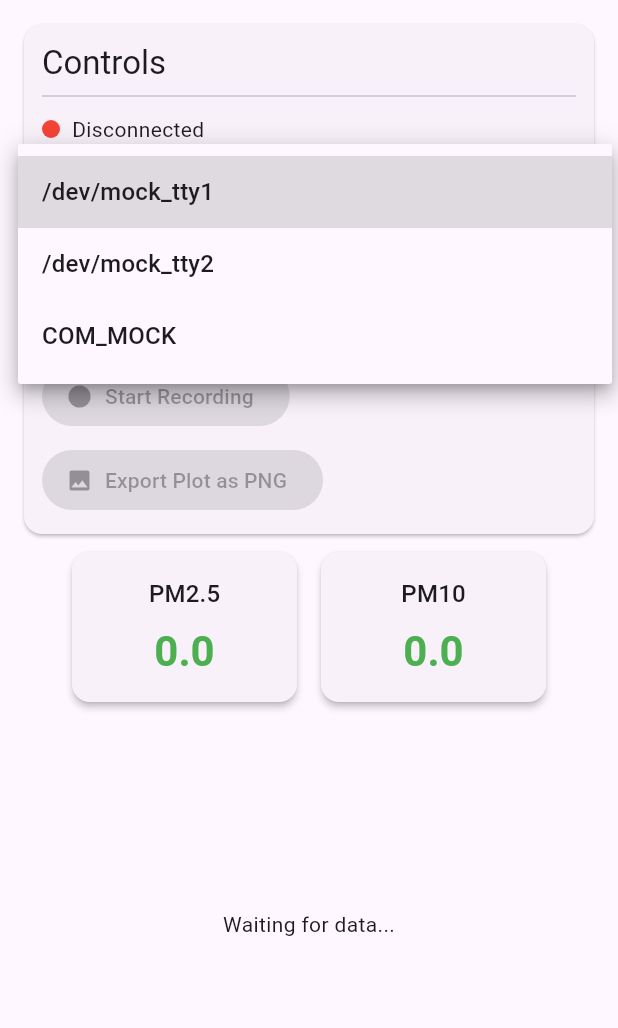
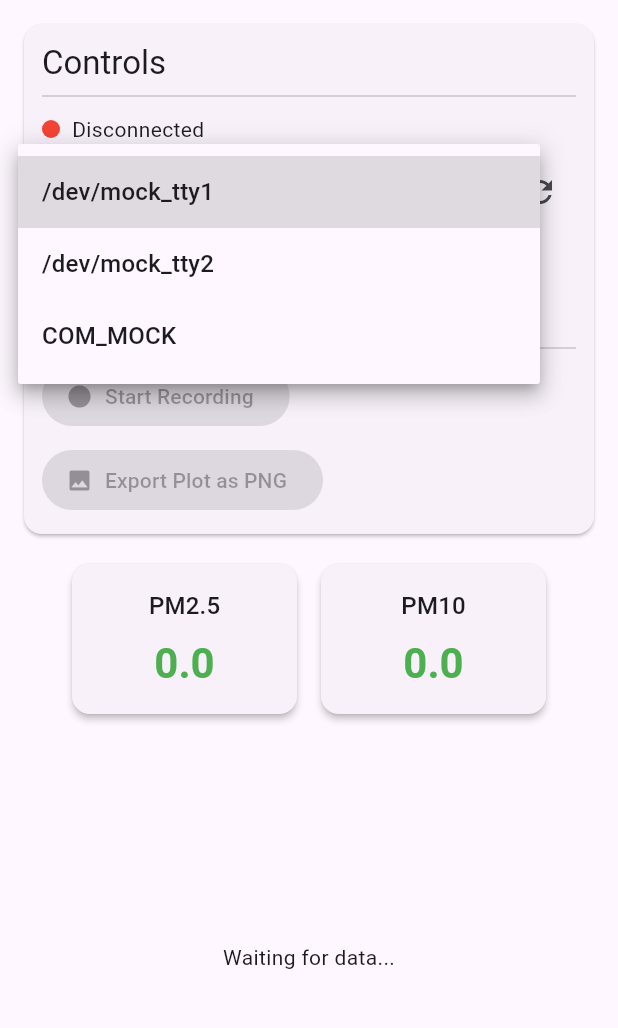
Before and after one commit to One-Trick-Pony-Studios/airsense, a Flutter app: the screen it shows after launch, after a tap on "Select Port", on a phone screen of 412 x 824 dp, the part 84-1112 px from its top. Run offline on Flutter 3.47's test engine with Material 3 defaults, Android fonts, the phone set to English and light mode, and no system bars; our stand-ins replace file_picker, fl_chart, flutter_riverpod; missing offline and left inert: flutter_libserialport, usb_serial, window_manager.

Commit message:
Desktop app for linux works OK (with mock sensor)

```diff
--- a/lib/src/app/providers.dart
+++ b/lib/src/app/providers.dart
@@ -6,21 +6,29 @@ import 'package:flutter/foundation.dart';
 import 'package:flutter_riverpod/flutter_riverpod.dart';
 import '../data/repositories/desktop_sensor_repository.dart';
 import '../data/repositories/mock_sensor_repository.dart';
+import '../data/repositories/mobile_sensor_repository.dart';
 import '../data/repositories/sensor_repository.dart';
 import '../domain/sensor_data.dart';
 import '../common/utils/sds011_parser.dart';
 
 import 'app_state.dart';
 
-const bool useMockData = true; // Set to false to use real sensor
+const bool useMockData = true; // Set to true to test UI without a sensor
 
 final sensorRepositoryProvider = Provider<SensorRepository>((ref) {
-  final repo = useMockData ? MockSensorRepository() : DesktopSensorRepository();
+  final SensorRepository repo;
+  if (useMockData) {
+    repo = MockSensorRepository();
+  } else if (!kIsWeb && Platform.isAndroid) {
+    repo = MobileSensorRepository();
+  } else {
+    repo = DesktopSensorRepository();
+  }
   ref.onDispose(() => repo.dispose());
   return repo;
 });
 
-final availablePortsProvider = Provider<List<String>>((ref) {
+final availablePortsProvider = FutureProvider<List<String>>((ref) async {
   return ref.watch(sensorRepositoryProvider).getAvailablePorts();
 });
 
--- a/lib/src/data/repositories/desktop_sensor_repository.dart
+++ b/lib/src/data/repositories/desktop_sensor_repository.dart
@@ -59,7 +59,7 @@ class DesktopSensorRepository implements SensorRepository {
   }
 
   @override
-  List<String> getAvailablePorts() {
+  Future<List<String>> getAvailablePorts() async {
     return SerialPort.availablePorts;
   }
 
--- a/lib/src/data/repositories/mock_sensor_repository.dart
+++ b/lib/src/data/repositories/mock_sensor_repository.dart
@@ -33,7 +33,7 @@ class MockSensorRepository implements SensorRepository {
   }
 
   @override
-  List<String> getAvailablePorts() {
+  Future<List<String>> getAvailablePorts() async {
     return ['/dev/mock_tty1', '/dev/mock_tty2', 'COM_MOCK'];
   }
 
--- a/lib/src/data/repositories/sensor_repository.dart
+++ b/lib/src/data/repositories/sensor_repository.dart
@@ -7,7 +7,7 @@ abstract class SensorRepository {
 
   Future<void> disconnect();
 
-  List<String> getAvailablePorts();
+  Future<List<String>> getAvailablePorts();
 
   void dispose();
 }
--- a/lib/src/ui/home_screen.dart
+++ b/lib/src/ui/home_screen.dart
@@ -22,12 +22,17 @@ class HomeScreen extends StatelessWidget {
               return const Row(
                 crossAxisAlignment: CrossAxisAlignment.start,
                 children: [
-                  ControlPanel(),
+                  SizedBox(
+                    width: 320, // Constrain width so it doesn't expand infinitely
+                    child: SingleChildScrollView(child: ControlPanel()),
+                  ),
                   Expanded(
-                    flex: 2,
                     child: Column(
                       children: [
-                        CurrentReadings(),
+                        Padding(
+                          padding: EdgeInsets.only(bottom: 8.0),
+                          child: CurrentReadings(),
+                        ),
                         Expanded(child: SensorDataChart()),
                       ],
                     ),
@@ -36,11 +41,14 @@ class HomeScreen extends StatelessWidget {
               );
             } else {
               // Narrow layout
-              return const Column(
+              return ListView(
                 children: [
                   ControlPanel(),
-                  CurrentReadings(),
-                  Expanded(child: SensorDataChart()),
+                  Padding(
+                    padding: EdgeInsets.symmetric(vertical: 8.0),
+                    child: CurrentReadings(),
+                  ),
+                  SizedBox(height: 300, child: SensorDataChart()),
                 ],
               );
             }
--- a/lib/src/ui/widgets/control_panel.dart
+++ b/lib/src/ui/widgets/control_panel.dart
@@ -8,7 +8,7 @@ class ControlPanel extends ConsumerWidget {
 
   @override
   Widget build(BuildContext context, WidgetRef ref) {
-    final availablePorts = ref.watch(availablePortsProvider);
+    final availablePortsAsync = ref.watch(availablePortsProvider);
     final appState = ref.watch(sensorStateProvider);
     final notifier = ref.read(sensorStateProvider.notifier);
 
@@ -38,16 +38,35 @@ class ControlPanel extends ConsumerWidget {
               ],
             ),
             const SizedBox(height: 8),
-            DropdownButton<String>(
+            Row(
+              children: [
+                Expanded(
+                  child: DropdownButton<String>(
                     hint: const Text('Select Port'),
                     value: appState.isConnected ? appState.connectedPort : null,
                     isExpanded: true,
-              items: availablePorts.map((String value) {
+                    items: availablePortsAsync.maybeWhen(
+                      data: (ports) {
+                        final list = ports.toList();
+                        // Prevent assertion error if connected port is somehow missing
+                        if (appState.connectedPort != null && !list.contains(appState.connectedPort)) {
+                          list.add(appState.connectedPort!);
+                        }
+                        return list.map((String value) {
                           return DropdownMenuItem<String>(
                             value: value,
                             child: Text(value),
                           );
-              }).toList(),
+                        }).toList();
+                      },
+                      orElse: () {
+                        // Provide the current value while loading to prevent assertion crash
+                        if (appState.connectedPort != null) {
+                          return [DropdownMenuItem(value: appState.connectedPort, child: Text(appState.connectedPort!))];
+                        }
+                        return [];
+                      },
+                    ),
                     onChanged: appState.isConnected
                         ? null
                         : (port) {
@@ -55,6 +74,14 @@ class ControlPanel extends ConsumerWidget {
                               notifier.connect(port);
                             }
                           },
+                  ),
+                ),
+                IconButton(
+                  icon: const Icon(Icons.refresh),
+                  onPressed: () => ref.invalidate(availablePortsProvider),
+                  tooltip: 'Refresh Ports',
+                ),
+              ],
             ),
             const SizedBox(height: 8),
             ElevatedButton(
--- a/pubspec.yaml
+++ b/pubspec.yaml
@@ -38,6 +38,7 @@ dependencies:
   fl_chart: ^1.2.0
   window_manager: ^0.5.1
   file_picker: ^11.0.2
+  usb_serial: ^0.5.2
 
 dev_dependencies:
   flutter_test:
```
Also changed, not shown: lib/src/data/repositories/mobile_sensor_repository.dart (added, +77 -0 lines), 3 other files. Lines whose indentation alone changed are shown as unchanged.
